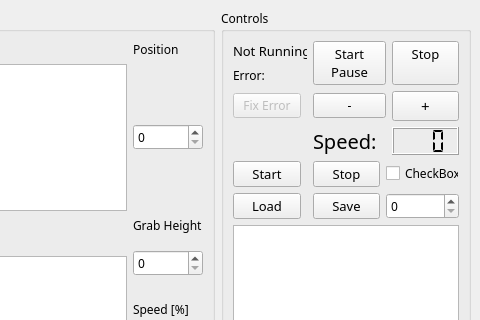
Before: the Qt Designer form main_gui.ui in Tate-san/modbus-py, drawn with Qt 5; both pictures show x 923 to 1403 and y 0 to 320 of the 1403 by 666 pixel window.
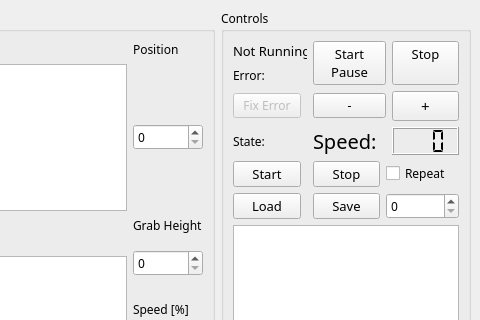
After: the same form once the commit is applied.

What changed in the file:
```diff
--- a/main_gui.ui
+++ b/main_gui.ui
@@ -636,7 +636,7 @@
           </font>
          </property>
          <property name="text">
-          <string>CheckBox</string>
+          <string>Repeat</string>
          </property>
         </widget>
        </item>
@@ -759,6 +759,13 @@
          </property>
         </widget>
        </item>
+       <item row="2" column="0">
+        <widget class="QLabel" name="bState">
+         <property name="text">
+          <string>State:</string>
+         </property>
+        </widget>
+       </item>
       </layout>
      </widget>
     </item>
```
Left out of the diff: 2 changed lines with no effect on the pictures.
